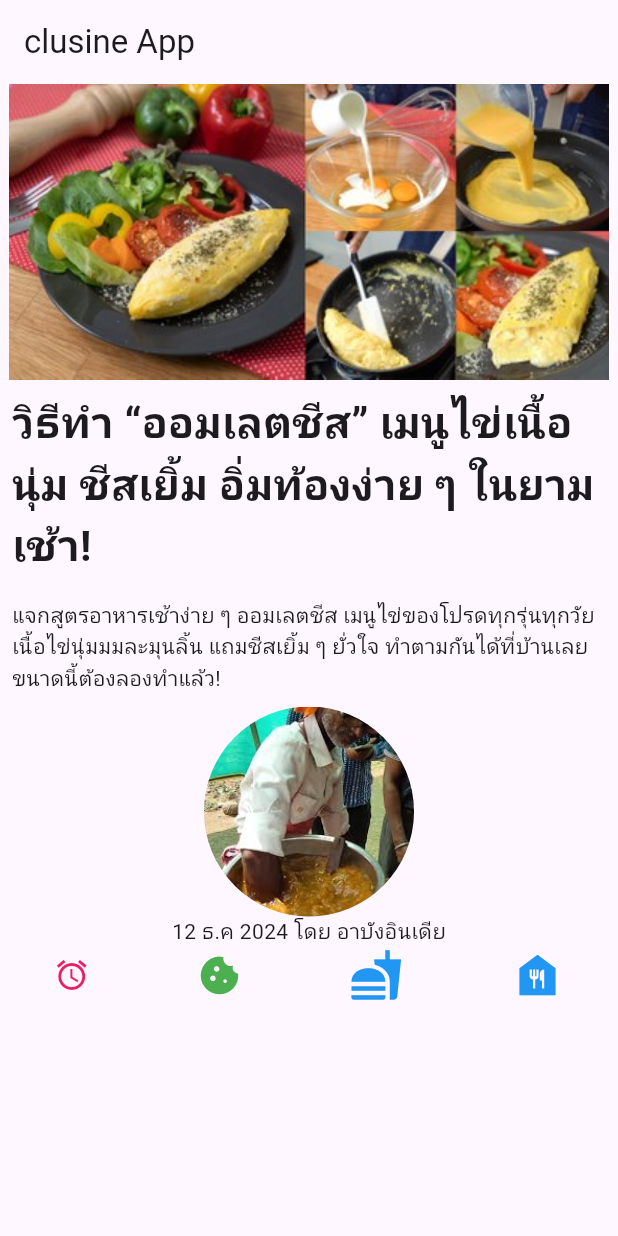
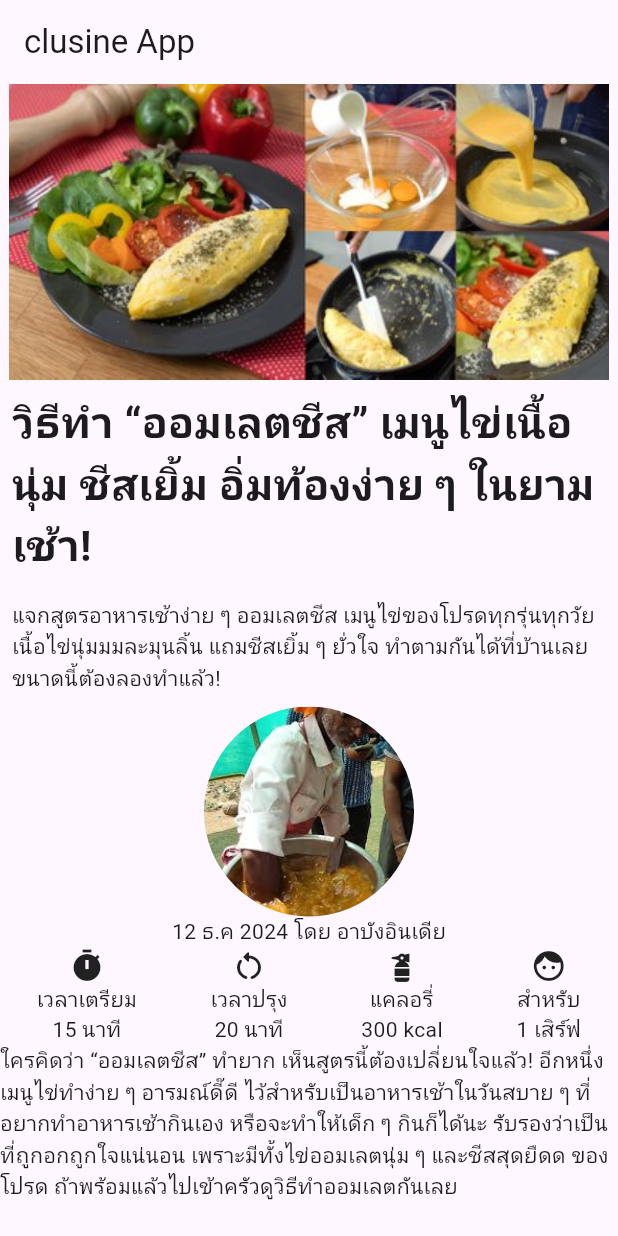
Before and after one commit to pigman0147/Lab3_029, a Flutter app: the screen it shows after launch, on a phone screen of 412 x 824 dp. Run offline on Flutter 3.47's test engine with Material 3 defaults, Android fonts, the phone set to English and light mode, and no system bars; our stand-ins replace google_fonts; Roboto replaces fonts that are missing (Mitr).

Commit message:
modified:   lib/pages/firstpage.dart

```diff
--- a/lib/pages/firstpage.dart
+++ b/lib/pages/firstpage.dart
@@ -29,32 +29,40 @@ class Firstpage extends StatelessWidget {
           CircleAvatar(
               radius: 70.0, backgroundImage: AssetImage("assets/profile1.jpg")),
           Text("12 ธ.ค 2024 โดย อาบังอินเดีย"),
-          const Row(
+          Row(
             mainAxisAlignment: MainAxisAlignment.spaceAround,
-            children: <Widget>[
-              Icon(
-                Icons.access_alarm,
-                color: Colors.pink,
-                size: 24.0,
-                semanticLabel: 'Text to announce in accessibility modes',
+            children: [
+              Column(
+                children: [
+                  Icon(Icons.timer),
+                  Text("เวลาเตรียม"),
+                  Text("15 นาที"),
+                ],
               ),
-              Icon(
-                Icons.cookie,
-                color: Colors.green,
-                size: 30.0,
+              Column(
+                children: [
+                  Icon(Icons.restart_alt_rounded),
+                  Text("เวลาปรุง"),
+                  Text("20 นาที"),
+                ],
               ),
-              Icon(
-                Icons.fastfood,
-                color: Colors.blue,
-                size: 36.0,
+              Column(
+                children: [
+                  Icon(Icons.fire_hydrant),
+                  Text("แคลอรี่"),
+                  Text("300 kcal"),
+                ],
               ),
-              Icon(
-                Icons.food_bank,
-                color: Colors.blue,
-                size: 36.0,
+              Column(
+                children: [
+                  Icon(Icons.face),
+                  Text("สำหรับ"),
+                  Text("1 เสิร์ฟ"),
+                ],
               ),
             ],
-          )
+          ),
+          Text("ใครคิดว่า “ออมเลตชีส” ทำยาก เห็นสูตรนี้ต้องเปลี่ยนใจแล้ว! อีกหนึ่งเมนูไข่ทำง่าย ๆ อารมณ์ดี๊ดี ไว้สำหรับเป็นอาหารเช้าในวันสบาย ๆ ที่อยากทำอาหารเช้ากินเอง หรือจะทำให้เด็ก ๆ กินก็ได้นะ รับรองว่าเป็นที่ถูกอกถูกใจแน่นอน เพราะมีทั้งไข่ออมเลตนุ่ม ๆ และชีสสุดยืดด ของโปรด ถ้าพร้อมแล้วไปเข้าครัวดูวิธีทำออมเลตกันเลย"),
         ],
       ),
     );
```
Also changed, not shown: pubspec.lock, 1 other file.
